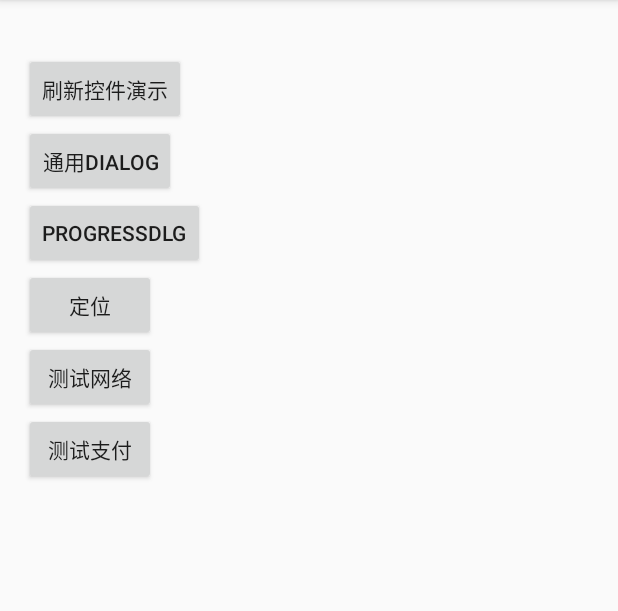
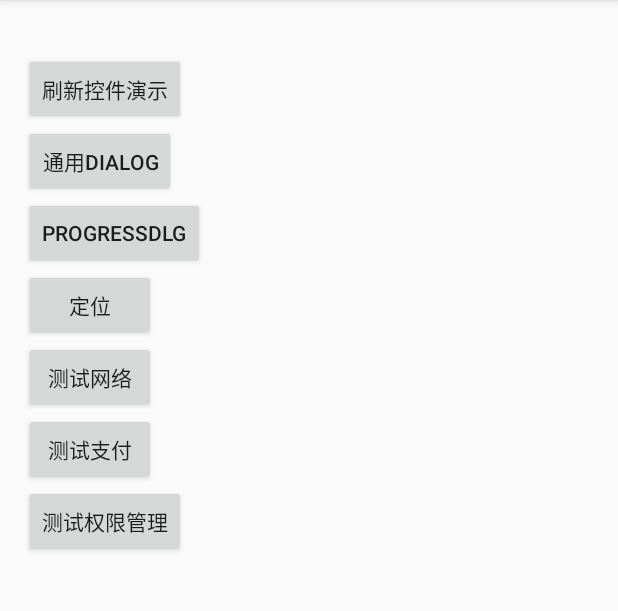
Before and after one commit to q4819a/Sample, an Android app: the screen it shows after launch (MainActivity), on a phone screen of 412 x 824 dp, the part 84-695 px from its top. Run offline under Robolectric (Android 15) with nearby library versions, the phone set to English and light mode, and no system bars; our stand-ins replace ButterKnife; libraries missing offline, so code that uses them is left out: com.lzy.okgo, com.lzy.okrx, com.orhanobut.logger, com.pgyersdk.activity, com.pgyersdk.crash and 5 more; 9 statements that could not run were skipped.

Commit message:
添加进程保活

```diff
--- a/app/src/main/AndroidManifest.xml
+++ b/app/src/main/AndroidManifest.xml
@@ -3,8 +3,8 @@
     xmlns:tools="http://schemas.android.com/tools"
     package="com.july.sample">
 
-
-    <uses-sdk tools:overrideLibrary="com.july.sample" />
+    <uses-permission android:name="android.permission.CALL_PHONE" />
+    <uses-sdk tools:overrideLibrary="com.example.library" />
 
 
     <application
--- a/app/src/main/java/com/july/sample/ui/MainActivity.java
+++ b/app/src/main/java/com/july/sample/ui/MainActivity.java
@@ -1,14 +1,19 @@
 package com.july.sample.ui;
 
+import android.Manifest;
+import android.content.Intent;
+import android.net.Uri;
 import android.os.Bundle;
 import android.view.View;
 import android.widget.Button;
 import android.widget.TextView;
 
 import com.baidu.location.BDLocation;
+import com.example.library.keeplive.KeepLiveManager;
 import com.example.library.location.BDLocationUtils;
 import com.example.library.pay.AliPayUtils;
 import com.example.library.pay.WXPayUtils;
+import com.example.library.permissions.PermissionUtils;
 import com.example.library.tools.ToastUtils;
 import com.example.library.widget.bottomdialog.ActionSheetDialog;
 import com.example.library.widget.commondialog.CommonDialog;
@@ -41,12 +46,16 @@ public class MainActivity extends BaseActivity<IMainActivity, MainActivityPresen
     TextView okgoTv;
     @Bind(R.id.pay)
     Button pay;
+    @Bind(R.id.permission)
+    Button permission;
 
     @Override
     protected void onCreate(Bundle savedInstanceState) {
         super.onCreate(savedInstanceState);
         setContentView(R.layout.activity_main);
         ButterKnife.bind(this);
+        KeepLiveManager.getInstance().registerKeepLiveReceiver(this);
+        KeepLiveManager.getInstance().startLiveService(this);
     }
 
     @Override
@@ -54,7 +63,7 @@ public class MainActivity extends BaseActivity<IMainActivity, MainActivityPresen
         return new MainActivityPresenter();
     }
 
-    @OnClick({R.id.btn_spring, R.id.commondialog, R.id.progressdialog, R.id.location, R.id.okgo, R.id.pay})
+    @OnClick({R.id.btn_spring, R.id.commondialog, R.id.progressdialog, R.id.location, R.id.okgo, R.id.pay, R.id.permission})
     public void onClick(View view) {
         switch (view.getId()) {
             case R.id.btn_spring:
@@ -100,7 +109,35 @@ public class MainActivity extends BaseActivity<IMainActivity, MainActivityPresen
                             }
                         }).show();
                 break;
+            case R.id.permission:
+                PermissionUtils.getInstance().registerPermission(this, 100, Manifest.permission
+                        .CALL_PHONE);
+                break;
         }
+    }
+
+    @Override
+    public void initPermissions() {
+        super.initPermissions();
+        PermissionUtils.getInstance().setRegisterPermissionCall(new PermissionUtils.OnRegisterPermissionCall() {
+            @Override
+            public void registerSuccess(int code) {
+                ToastUtils.showShortToast("注册成功");
+                callPhone();
+            }
+
+            @Override
+            public void registerFail(int code) {
+                ToastUtils.showShortToast("注册失败");
+            }
+        });
+    }
+
+    private void callPhone() {
+        Intent intent = new Intent(Intent.ACTION_CALL);
+        Uri data = Uri.parse("tel:" + "15910569078");
+        intent.setData(data);
+        startActivity(intent);
     }
 
     /**
--- a/app/src/main/res/layout/activity_main.xml
+++ b/app/src/main/res/layout/activity_main.xml
@@ -63,6 +63,12 @@
                 android:layout_height="wrap_content"
                 android:text="测试支付" />
 
+            <Button
+                android:id="@+id/permission"
+                android:layout_width="wrap_content"
+                android:layout_height="wrap_content"
+                android:text="测试权限管理" />
+
         </LinearLayout>
     </ScrollView>
 
--- a/library/src/main/java/com/example/library/base/LibBaseActivity.java
+++ b/library/src/main/java/com/example/library/base/LibBaseActivity.java
@@ -6,10 +6,12 @@ import android.content.Intent;
 import android.content.IntentFilter;
 import android.net.ConnectivityManager;
 import android.os.Bundle;
+import android.support.annotation.NonNull;
 import android.support.annotation.Nullable;
 import android.support.v7.app.AppCompatActivity;
 
 import com.example.library.R;
+import com.example.library.permissions.PermissionUtils;
 import com.example.library.tools.NetWorkUtils;
 import com.example.library.tools.ToastUtils;
 import com.pgyersdk.activity.FeedbackActivity;
@@ -34,6 +36,7 @@ public class LibBaseActivity extends AppCompatActivity {
     protected void onCreate(@Nullable Bundle savedInstanceState) {
         super.onCreate(savedInstanceState);
         initNetworkReceiver();
+        initPermissions();
     }
 
 
@@ -58,7 +61,7 @@ public class LibBaseActivity extends AppCompatActivity {
         // 自定义摇一摇的灵敏度，默认为950，数值越小灵敏度越高。
         PgyFeedbackShakeManager.setShakingThreshold(800);
         // 以对话框的形式弹出
-        // PgyFeedbackShakeManager.register(LibBaseActivity.this);
+        // PgyFeedbackShakeManager.registerKeepLiveReceiver(LibBaseActivity.this);
         // 以Activity的形式打开，这种情况下必须在AndroidManifest.xml配置FeedbackActivity
         // 打开沉浸式,默认为false
         FeedbackActivity.setBarImmersive(true);
@@ -122,4 +125,12 @@ public class LibBaseActivity extends AppCompatActivity {
         }
     }
 
+    @Override
+    public void onRequestPermissionsResult(int requestCode, @NonNull String[] permissions, @NonNull int[] grantResults) {
+        super.onRequestPermissionsResult(requestCode, permissions, grantResults);
+        PermissionUtils.getInstance().setRequestPermissions(requestCode, permissions, grantResults);
+    }
+
+    public void initPermissions() {
+    }
 }
--- /dev/null
+++ b/library/src/main/java/com/example/library/keeplive/KeepLiveManager.java
@@ -0,0 +1,68 @@
+package com.example.library.keeplive;
+
+import android.app.Notification;
+import android.app.Service;
+import android.content.Context;
+import android.content.Intent;
+import android.content.IntentFilter;
+import android.os.Build;
+
+/**
+ * Created by Administrator on 2016/12/19.
+ */
+
+public class KeepLiveManager {
+
+    private static KeepLiveManager instance;
+    private KeepLiveReceiver receiver;
+
+    private KeepLiveManager() {
+    }
+
+    public static KeepLiveManager getInstance() {
+        if (instance == null) {
+            instance = new KeepLiveManager();
+        }
+        return instance;
+    }
+
+
+    public void startKeepLiveActivity(Context context) {
+        KeepLiveActivity.start(context);
+    }
+
+    public void finishKeepLiveActivity() {
+        if (KeepLiveActivity.instance != null)
+            KeepLiveActivity.instance.finish();
+    }
+
+
+    public void registerKeepLiveReceiver(Context context) {
+        receiver = new KeepLiveReceiver();
+        IntentFilter filter = new IntentFilter();
+        filter.addAction(Intent.ACTION_SCREEN_OFF);
+        filter.addAction(Intent.ACTION_USER_PRESENT);
+        context.registerReceiver(receiver, filter);
+    }
+
+    public void startLiveService(Context context) {
+        KeepLiveService.start(context);
+    }
+
+    public void setForeground(Service keepLiveService, Service innerService) {
+        final int foregroundPushId = 1;
+        if (keepLiveService != null) {
+            if (Build.VERSION.SDK_INT < Build.VERSION_CODES.JELLY_BEAN_MR2) {
+                keepLiveService.startForeground(foregroundPushId, new Notification());
+            } else {
+                keepLiveService.startForeground(foregroundPushId, new Notification());
+                if (innerService != null) {
+                    innerService.startForeground(foregroundPushId, new Notification());
+                    innerService.stopSelf();
+                }
+            }
+        }
+
+    }
+
+}
--- a/library/src/main/java/com/example/library/pay/AliPayUtils.java
+++ b/library/src/main/java/com/example/library/pay/AliPayUtils.java
@@ -7,6 +7,7 @@ import android.os.Message;
 import android.text.TextUtils;
 
 import com.alipay.sdk.app.PayTask;
+import com.example.library.R;
 import com.example.library.constant.Constant;
 import com.example.library.rxbus.RxBus;
 import com.example.library.rxbus.RxEvent;
@@ -75,11 +76,11 @@ public class AliPayUtils {
                     // 判断resultStatus 为9000则代表支付成功
                     if (TextUtils.equals(resultStatus, "9000")) {
                         // 该笔订单是否真实支付成功，需要依赖服务端的异步通知。
-                        ToastUtils.showShortToast("支付成功");
+                        ToastUtils.showShortToast(activity.getString(R.string.pay_success));
                         RxBus.getInstance().post(new RxEvent(Constant.ALIPAY_PAY_SUCCESS));
                     } else {
                         // 该笔订单真实的支付结果，需要依赖服务端的异步通知。
-                        ToastUtils.showShortToast("支付失败");
+                        ToastUtils.showShortToast(activity.getString(R.string.pay_fail));
                         RxBus.getInstance().post(new RxEvent(Constant.ALIPAY_PAY_FAIL));
                     }
                     break;
--- a/library/src/main/java/com/example/library/pay/WXPayUtils.java
+++ b/library/src/main/java/com/example/library/pay/WXPayUtils.java
@@ -15,6 +15,8 @@ import com.tencent.mm.sdk.openapi.WXAPIFactory;
 public class WXPayUtils {
 
     private static WXPayUtils instance;
+
+
 
     private WXPayUtils() {
     }
--- a/library/src/main/res/values/strings.xml
+++ b/library/src/main/res/values/strings.xml
@@ -1,4 +1,7 @@
 <resources>
     <string name="app_name">Library</string>
     <string name="network_err">网络异常，请检查网络连接！</string>
+    <string name="pay_success">支付成功</string>
+    <string name="pay_fail">支付失败</string>
+    <string name="pay_cancel">取消支付</string>
 </resources>
--- a/library/src/main/res/values/styles.xml
+++ b/library/src/main/res/values/styles.xml
@@ -49,5 +49,20 @@
         <item name="android:windowExitAnimation">@anim/actionsheet_dialog_out</item>
     </style>
 
+    <!--透明activity-->
+    <style name="KeepLiveActivityStyle">
+        <item name="android:windowBackground">@android:color/transparent</item>
+        <item name="android:windowFrame">@null</item>
+        <item name="android:windowNoTitle">true</item>
+        <item name="android:windowIsFloating">true</item>
+        <item name="android:windowIsTranslucent">true</item>
+        <item name="android:windowContentOverlay">@null</item>
+        <item name="android:backgroundDimEnabled">false</item>
+        <item name="android:windowAnimationStyle">@null</item>
+        <item name="android:windowDisablePreview">true</item>
+        <item name="android:windowNoDisplay">false</item>
+
+    </style>
+
 
 </resources>
```
Also changed, not shown: library/src/main/AndroidManifest.xml (+14 -0 lines), library/src/main/java/com/example/library/keeplive/KeepLiveActivity.java (added, +53 -0 lines), library/src/main/java/com/example/library/keeplive/KeepLiveReceiver.java (added, +23 -0 lines), library/src/main/java/com/example/library/keeplive/KeepLiveService.java (added, +58 -0 lines), library/src/main/java/com/example/library/permissions/PermissionUtils.java (added, +134 -0 lines), library/src/main/java/net/sourceforge/simcpux/wxapi/WXPayEntryActivity.java (+4 -3 lines).
